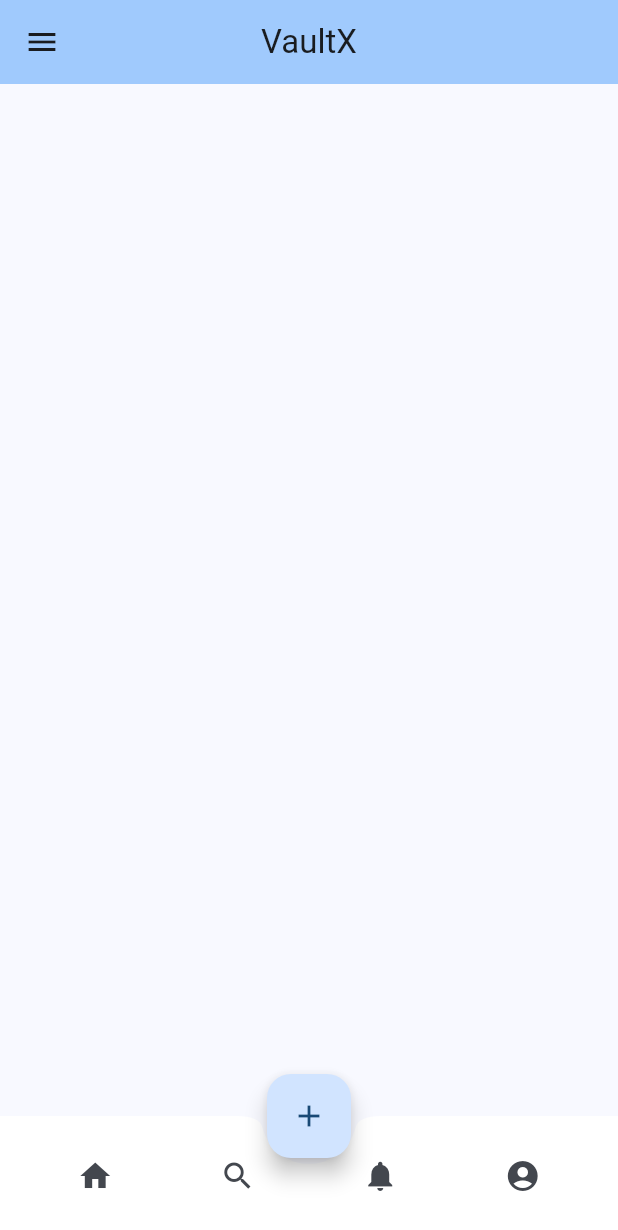
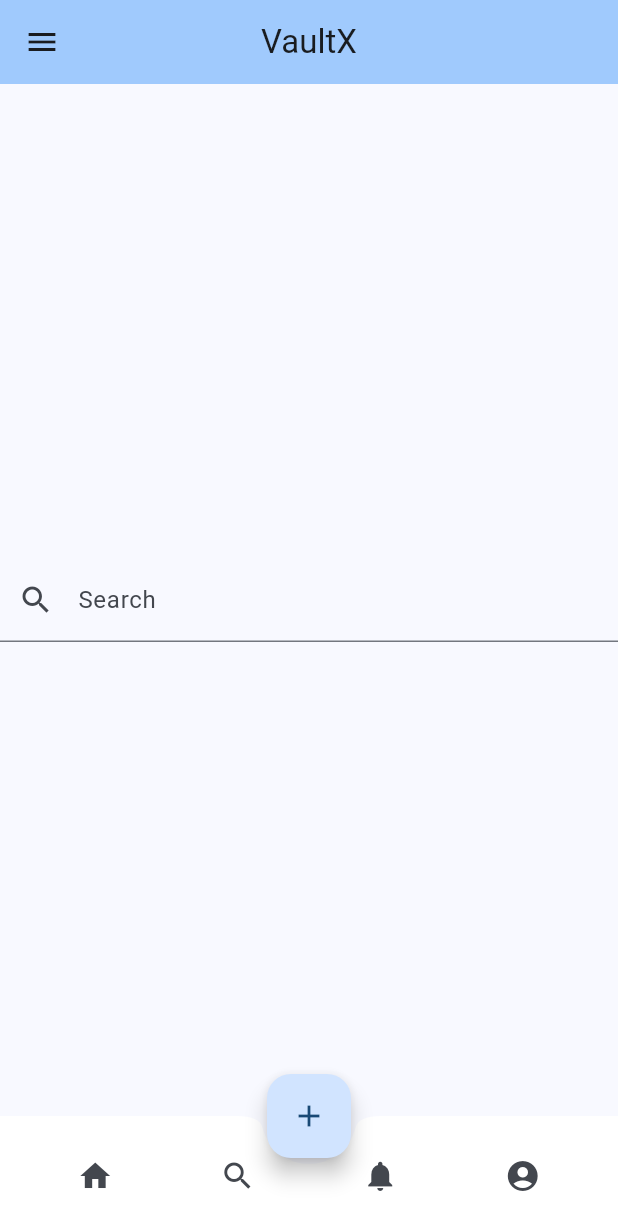
Before and after one commit to IgorKravtsov/VaultX, a Flutter app: the screen it shows after launch, on a phone screen of 412 x 824 dp. Shown: the top 1230 px of the screen. Run offline on Flutter 3.47's test engine with Material 3 defaults, Android fonts, the light colour scheme and no system bars; generated files the repository leaves out were written again.

Commit message:
search added

```diff
--- a/lib/main.dart
+++ b/lib/main.dart
@@ -1,5 +1,7 @@
 import 'package:flutter/material.dart';
 import 'package:flutter_gen/gen_l10n/app_localizations.dart';
+
+import 'screens/home/home_screen.dart';
 
 void main() {
   runApp(const MyApp());
@@ -38,12 +40,7 @@ class MyHomePage extends StatelessWidget {
         centerTitle: true,
       ),
       drawer: const AppDrawer(),
-      body: const Center(
-        child: Column(
-          mainAxisAlignment: MainAxisAlignment.center,
-          children: <Widget>[],
-        ),
-      ),
+      body: const HomeScreen(),
       floatingActionButtonLocation: FloatingActionButtonLocation.centerDocked,
       floatingActionButton: FloatingActionButton(
         onPressed: () {},
--- /dev/null
+++ b/lib/screens/home/home_screen.dart
@@ -0,0 +1,29 @@
+import 'package:flutter/material.dart';
+
+class HomeScreen extends StatelessWidget {
+  const HomeScreen({super.key});
+
+  @override
+  Widget build(BuildContext context) {
+    return const Center(
+      child: Column(
+        mainAxisAlignment: MainAxisAlignment.center,
+        children: <Widget>[Search()],
+      ),
+    );
+  }
+}
+
+class Search extends StatelessWidget {
+  const Search({super.key});
+
+  @override
+  Widget build(BuildContext context) {
+    return const TextField(
+      decoration: InputDecoration(
+        labelText: 'Search',
+        prefixIcon: Icon(Icons.search),
+      ),
+    );
+  }
+}
```
Also changed, not shown: pubspec.lock.
